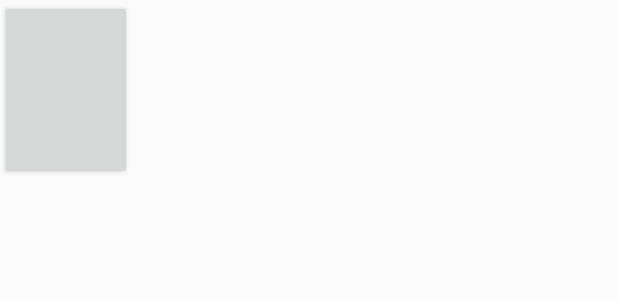
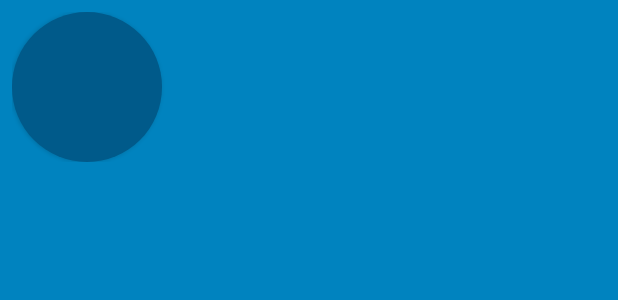
Before and after one commit to forgotera/Beatbox, an Android app: the layout list_item_sound.xml on its own in the app's theme, with its tools: preview values and no code run, on a phone screen of 412 x 824 dp. Shown: the top 300 px of the screen. Run offline under Robolectric (Android 15) with nearby library versions, the phone set to English and light mode, and no system bars.

Commit message:
add styles

```diff
--- a/app/src/main/java/com/example/mura/beatbox/BeatBoxFragment.java
+++ b/app/src/main/java/com/example/mura/beatbox/BeatBoxFragment.java
@@ -10,6 +10,7 @@
 import android.view.LayoutInflater;
 import android.view.View;
 import android.view.ViewGroup;
+import android.widget.SeekBar;
 
 import com.example.mura.beatbox.databinding.FragmentBeatBoxBinding;
 import com.example.mura.beatbox.databinding.ListItemSoundBinding;
--- /dev/null
+++ b/app/src/main/res/drawable/button__beat_box_normal.xml
@@ -0,0 +1,6 @@
+<?xml version="1.0" encoding="utf-8"?>
+<shape xmlns:android="http://schemas.android.com/apk/res/android"
+    android:shape="oval">
+    <solid
+        android:color="@color/dark_blue"/>
+</shape>
--- /dev/null
+++ b/app/src/main/res/drawable/button_beat_box.xml
@@ -0,0 +1,6 @@
+<?xml version="1.0" encoding="utf-8"?>
+<selector xmlns:android="http://schemas.android.com/apk/res/android">
+    <item android:drawable="@drawable/button_beat_box_pressed"
+        android:state_pressed="true"/>
+    <item android:drawable="@drawable/button__beat_box_normal" />
+</selector>
--- /dev/null
+++ b/app/src/main/res/drawable/button_beat_box_pressed.xml
@@ -0,0 +1,22 @@
+<?xml version="1.0" encoding="utf-8"?>
+<layer-list xmlns:android="http://schemas.android.com/apk/res/android">
+    <item>
+        <shape xmlns:android="http://schemas.android.com/apk/res/android"
+            android:shape="oval">
+            <solid
+                android:color="@color/red"/>
+        </shape>
+    </item>
+
+    <item>
+        <shape
+            android:shape="oval">
+
+            <stroke
+                android:width="4dp"
+                android:color="@color/dark_red">
+            </stroke>
+
+        </shape>
+    </item>
+</layer-list>
--- a/app/src/main/res/layout/list_item_sound.xml
+++ b/app/src/main/res/layout/list_item_sound.xml
@@ -6,11 +6,16 @@
             name="viewModel"
             type="com.example.mura.beatbox.SoundViewModel"/>
     </data>
-
+<FrameLayout
+    android:layout_width="match_parent"
+    android:layout_height="wrap_content"
+    android:layout_margin="8dp">
     <Button
-        android:layout_width="wrap_content"
-        android:layout_height="120dp"
+        android:layout_width="100dp"
+        android:layout_height="100dp"
+        android:gravity="center"
         android:onClick="@{() -> viewModel.onButtonClicked()}"
         android:text="@{viewModel.tilte}"/>
+</FrameLayout>
 
 </layout>
--- a/app/src/main/res/values/colors.xml
+++ b/app/src/main/res/values/colors.xml
@@ -3,4 +3,10 @@
     <color name="colorPrimary">#008577</color>
     <color name="colorPrimaryDark">#00574B</color>
     <color name="colorAccent">#D81B60</color>
+
+    <color name="red">#F44336</color>
+    <color name="dark_red">#C3352B</color>
+    <color name="gray">#607D8B</color>
+    <color name="soothing_blue">#0083BF</color>
+    <color name="dark_blue">#005A8A</color>
 </resources>
--- a/app/src/main/res/values/styles.xml
+++ b/app/src/main/res/values/styles.xml
@@ -1,11 +1,18 @@
 <resources>
 
     <!-- Base application theme. -->
-    <style name="AppTheme" parent="Theme.AppCompat.Light.DarkActionBar">
+    <style name="AppTheme" parent="Theme.AppCompat">
         <!-- Customize your theme here. -->
-        <item name="colorPrimary">@color/colorPrimary</item>
-        <item name="colorPrimaryDark">@color/colorPrimaryDark</item>
-        <item name="colorAccent">@color/colorAccent</item>
+        <item name="colorPrimary">@color/red</item>
+        <item name="colorPrimaryDark">@color/dark_red</item>
+        <item name="colorAccent">@color/gray</item>
+        <item name="android:windowBackground">@color/soothing_blue</item>
+        <item name="android:buttonStyle">@style/BeatBoxButton</item>
     </style>
 
+    <style name="BeatBoxButton" parent="Widget.AppCompat.Button">
+        <item name="android:background">@drawable/button_beat_box</item>
+    </style>
+
+
 </resources>
```
